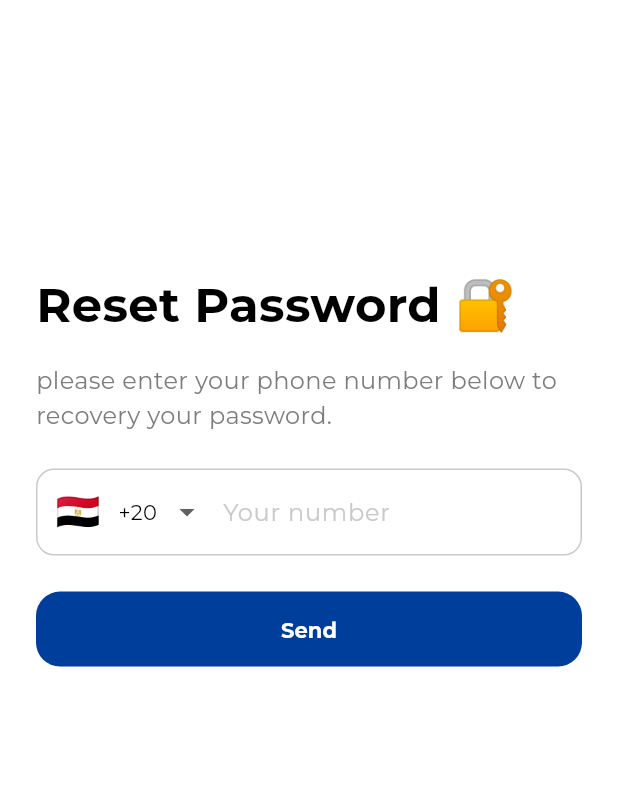
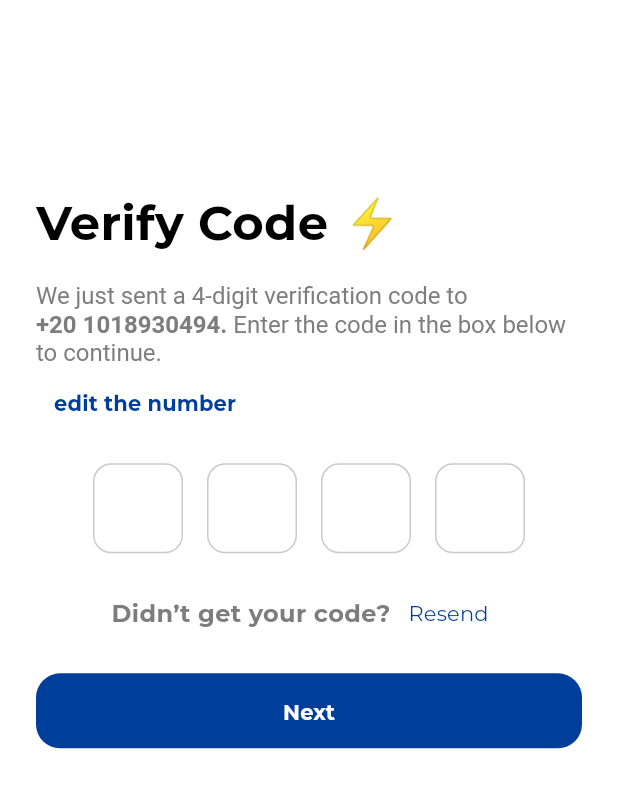
Before and after one commit to tasneem-gamal/Health_Assistant, a Flutter app: the ResetPasswordView screen opened directly, after a tap on "Send", on a phone screen of 412 x 824 dp. Shown: the top 788 px of the screen. Run offline on Flutter 3.47's test engine with Material 3 defaults, Android fonts, the light colour scheme and no system bars; drawn by our look-alikes of intl_phone_number_input, pinput; our stand-ins replace get, responsive_framework.

Commit message:
add verify pass

```diff
--- a/lib/presentation/view/screens/auth/forgot_password/reset_password_view.dart
+++ b/lib/presentation/view/screens/auth/forgot_password/reset_password_view.dart
@@ -1,8 +1,10 @@
 import 'package:flutter/material.dart';
 import 'package:health_assistant/core/theming/styles.dart';
 import 'package:health_assistant/core/utils/constants.dart';
+import 'package:health_assistant/core/utils/extensions.dart';
 import 'package:health_assistant/core/utils/spacing.dart';
 import 'package:health_assistant/core/widgets/custom_app_button.dart';
+import 'package:health_assistant/presentation/view/screens/auth/forgot_password/verify_code_view.dart';
 import 'package:health_assistant/presentation/view/widgets/auth/forgot_password/phone_number_field.dart';
 
 class ResetPasswordView extends StatelessWidget {
@@ -43,7 +45,9 @@ class ResetPasswordViewBody extends StatelessWidget {
               const PhoneNumberField(),
               verticalSpace(context, 24),
               CustomAppButton(
-                onPressed: (){},
+                onPressed: (){
+                  context.push(const VerifyCodeView());
+                },
                 btnText: 'Send'
               )
             ],
--- /dev/null
+++ b/lib/presentation/view/screens/auth/forgot_password/verify_code_view.dart
@@ -0,0 +1,80 @@
+import 'package:flutter/material.dart';
+import 'package:health_assistant/core/theming/font_weight_helper.dart';
+import 'package:health_assistant/core/theming/styles.dart';
+import 'package:health_assistant/core/utils/constants.dart';
+import 'package:health_assistant/core/utils/spacing.dart';
+import 'package:health_assistant/core/widgets/custom_app_button.dart';
+import 'package:health_assistant/presentation/view/widgets/auth/forgot_password/otp_boxes.dart';
+import 'package:health_assistant/presentation/view/widgets/auth/forgot_password/resend_code_button.dart';
+
+class VerifyCodeView extends StatelessWidget {
+  const VerifyCodeView({super.key});
+
+  @override
+  Widget build(BuildContext context) {
+    return const Scaffold(
+      body: VerifyCodeViewBody(),
+    );
+  }
+}
+
+class VerifyCodeViewBody extends StatelessWidget {
+  const VerifyCodeViewBody({super.key});
+
+  @override
+  Widget build(BuildContext context) {
+    return Padding(
+      padding: Constants.appPadding,
+      child: SingleChildScrollView(
+        child: SizedBox(
+          height: MediaQuery.of(context).size.height * 0.7,
+          child: Column(
+            mainAxisAlignment: MainAxisAlignment.center,
+            crossAxisAlignment: CrossAxisAlignment.start,
+            children: [
+              Text(
+                  'Verify Code ⚡️',
+                  style: CustomTextStyles.font32BlackBold(context),
+                ),
+                verticalSpace(context, 16),
+                RichText(
+                  text: TextSpan(
+                    text: 'We just sent a 4-digit verification code to \n',
+                    style: CustomTextStyles.font16LightGrayRegular(context),
+                    children: [
+                      TextSpan(
+                        text: '+20 1018930494. ',
+                        style: CustomTextStyles.font16LightGrayBold(context)
+                      ),
+                      TextSpan(
+                        text: 'Enter the code in the box below to continue.',
+                        style: CustomTextStyles.font16LightGrayRegular(context),
+                      )
+                    ]
+                  ),
+                ),
+                TextButton(
+                  onPressed: (){},
+                  child: Text(
+                    'edit the number',
+                    style: CustomTextStyles.font14MainColorRegular(context).copyWith(
+                      fontWeight: FontWeightHelper.bold
+                    ),
+                  )
+                ),
+                verticalSpace(context, 16),
+                const OtpBoxes(),
+                verticalSpace(context, 16),
+                const ResendCodeButton(),
+                verticalSpace(context, 16),
+                CustomAppButton(
+                  onPressed: (){},
+                  btnText: 'Next'
+                )
+            ],
+          ),
+        ),
+      ),
+    );
+  }
+}
--- /dev/null
+++ b/lib/presentation/view/widgets/auth/forgot_password/otp_boxes.dart
@@ -0,0 +1,30 @@
+import 'package:flutter/material.dart';
+import 'package:health_assistant/core/theming/colors.dart';
+import 'package:health_assistant/core/utils/spacing.dart';
+import 'package:pinput/pinput.dart';
+
+class OtpBoxes extends StatelessWidget {
+  const OtpBoxes({
+    super.key,
+  });
+
+  @override
+  Widget build(BuildContext context) {
+    return Center(
+      child: Pinput(
+      separatorBuilder: (index) => horizontalSpace(context, 16),
+      length: 4,
+      controller: TextEditingController(),
+      pinAnimationType: PinAnimationType.fade,
+      onCompleted: (value) {},
+      defaultPinTheme: PinTheme(
+          width: 60,
+          height: 60,
+          decoration: BoxDecoration(
+              borderRadius: BorderRadius.circular(12),
+              border:
+                  Border.all(color: ColorsManager.moreLightGray))),
+                    ),
+    );
+  }
+}
--- /dev/null
+++ b/lib/presentation/view/widgets/auth/forgot_password/resend_code_button.dart
@@ -0,0 +1,27 @@
+import 'package:flutter/material.dart';
+import 'package:health_assistant/core/theming/styles.dart';
+
+class ResendCodeButton extends StatelessWidget {
+  const ResendCodeButton({
+    super.key,
+  });
+
+  @override
+  Widget build(BuildContext context) {
+    return Row(
+      mainAxisAlignment: MainAxisAlignment.center,
+      children: [
+        Text(
+          'Didn’t get your code?',
+          style: CustomTextStyles.font16LightGrayBold(context),
+        ),
+        TextButton(
+            onPressed: () {},
+            child: Text(
+              'Resend',
+              style: CustomTextStyles.font14MainColorRegular(context),
+            ))
+      ],
+    );
+  }
+}
--- a/pubspec.yaml
+++ b/pubspec.yaml
@@ -34,6 +34,7 @@ dependencies:
   flutter_native_splash: 2.4.4
   get: ^4.7.2
   intl_phone_number_input: ^0.7.4
+  pinput: ^5.0.1
   responsive_framework: ^1.5.1
 
 dev_dependencies:
```
Also changed, not shown: pubspec.lock.
